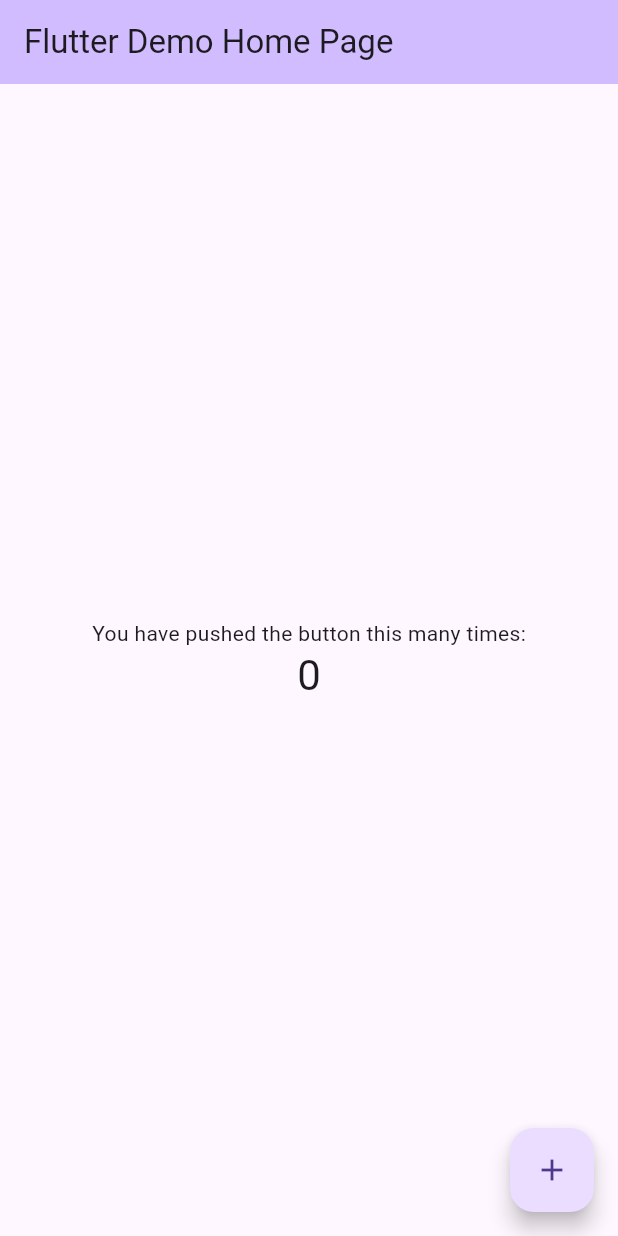
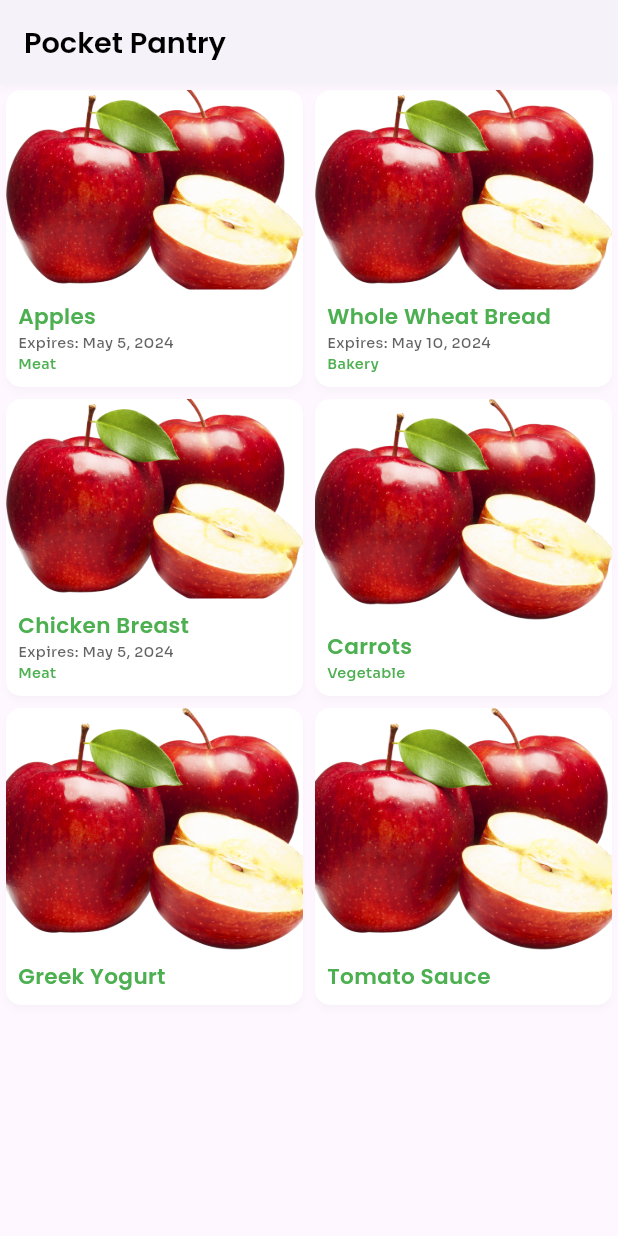
Before and after one commit to manthan-chauhan-17/pocket-pantry-frontend, a Flutter app: the screen it shows after launch, on a phone screen of 412 x 824 dp. Run offline on Flutter 3.47's test engine with Material 3 defaults, Android fonts, the phone set to English and light mode, and no system bars; our stand-ins replace dio, google_fonts, retrofit; generated files the repository leaves out were written again; network calls fail.

Commit message:
--stable-- retrofit added healthcheck api done, and other theme file and demo home screen file done

```diff
--- a/lib/colors.dart
+++ b/lib/colors.dart
@@ -1 +1,30 @@
 // Add colors as needed
+import 'package:flutter/material.dart';
+
+class AppColors {
+  // Primary Theme Colors
+  static const Color primary = Color(0xFF4CAF50); // Fresh green
+  static const Color secondary = Color(0xFFFFA726); // Warm orange
+  static const Color accent = Color(0xFF26C6DA); // Soft teal
+
+  // Light Theme
+  static const Color lightBackground = Color(0xFFFDFDFD); // Near white
+  static const Color lightSurface = Color(0xFFFFFFFF); // True white
+  static const Color lightText = Color(0xFF212121); // Deep black
+  static const Color lightIcon = Color(0xFF616161); // Medium grey
+
+  // Dark Theme
+  static const Color darkBackground = Color(0xFF121212); // Charcoal
+  static const Color darkSurface = Color(0xFF1E1E1E); // Darker surface
+  static const Color darkText = Color(0xFFF5F5F5); // Soft white
+  static const Color darkIcon = Color(0xFFBDBDBD); // Light grey
+
+  // Feedback Colors
+  static const Color success = Color(0xFF66BB6A); // Green
+  static const Color warning = Color(0xFFFFCA28); // Amber
+  static const Color error = Color(0xFFEF5350); // Red
+
+  // Shadows & Borders
+  static const Color shadow = Color(0x1A000000); // Light black shadow
+  static const Color divider = Color(0xFFE0E0E0); // Grey divider
+}
--- a/lib/main.dart
+++ b/lib/main.dart
@@ -1,6 +1,9 @@
 import 'package:flutter/material.dart';
+import 'package:pocket_pantry_frontend/screens/home_screen.dart';
+import 'package:pocket_pantry_frontend/services/api_service/api/api.dart';
 
 void main() {
+  Api.checkHealthApi();
   runApp(const MyApp());
 }
 
@@ -11,96 +14,9 @@
   @override
   Widget build(BuildContext context) {
     return MaterialApp(
+      debugShowCheckedModeBanner: false,
       title: 'Pocket Pantry',
-      home: const MyHomePage(title: 'Flutter Demo Home Page'),
+      home: HomeScreen(),
     );
   }
 }
-
-class MyHomePage extends StatefulWidget {
-  const MyHomePage({super.key, required this.title});
-
-  // This widget is the home page of your application. It is stateful, meaning
-  // that it has a State object (defined below) that contains fields that affect
-  // how it looks.
-
-  // This class is the configuration for the state. It holds the values (in this
-  // case the title) provided by the parent (in this case the App widget) and
-  // used by the build method of the State. Fields in a Widget subclass are
-  // always marked "final".
-
-  final String title;
-
-  @override
-  State<MyHomePage> createState() => _MyHomePageState();
-}
-
-class _MyHomePageState extends State<MyHomePage> {
-  int _counter = 0;
-
-  void _incrementCounter() {
-    setState(() {
-      // This call to setState tells the Flutter framework that something has
-      // changed in this State, which causes it to rerun the build method below
-      // so that the display can reflect the updated values. If we changed
-      // _counter without calling setState(), then the build method would not be
-      // called again, and so nothing would appear to happen.
-      _counter++;
-    });
-  }
-
-  @override
-  Widget build(BuildContext context) {
-    // This method is rerun every time setState is called, for instance as done
-    // by the _incrementCounter method above.
-    //
-    // The Flutter framework has been optimized to make rerunning build methods
-    // fast, so that you can just rebuild anything that needs updating rather
-    // than having to individually change instances of widgets.
-    return Scaffold(
-      appBar: AppBar(
-        // TRY THIS: Try changing the color here to a specific color (to
-        // Colors.amber, perhaps?) and trigger a hot reload to see the AppBar
-        // change color while the other colors stay the same.
-        backgroundColor: Theme.of(context).colorScheme.inversePrimary,
-        // Here we take the value from the MyHomePage object that was created by
-        // the App.build method, and use it to set our appbar title.
-        title: Text(widget.title),
-      ),
-      body: Center(
-        // Center is a layout widget. It takes a single child and positions it
-        // in the middle of the parent.
-        child: Column(
-          // Column is also a layout widget. It takes a list of children and
-          // arranges them vertically. By default, it sizes itself to fit its
-          // children horizontally, and tries to be as tall as its parent.
-          //
-          // Column has various properties to control how it sizes itself and
-          // how it positions its children. Here we use mainAxisAlignment to
-          // center the children vertically; the main axis here is the vertical
-          // axis because Columns are vertical (the cross axis would be
-          // horizontal).
-          //
-          // TRY THIS: Invoke "debug painting" (choose the "Toggle Debug Paint"
-          // action in the IDE, or press "p" in the console), to see the
-          // wireframe for each widget.
-          mainAxisAlignment: MainAxisAlignment.center,
-          children: <Widget>[
-            const Text(
-              'You have pushed the button this many times:',
-            ),
-            Text(
-              '$_counter',
-              style: Theme.of(context).textTheme.headlineMedium,
-            ),
-          ],
-        ),
-      ),
-      floatingActionButton: FloatingActionButton(
-        onPressed: _incrementCounter,
-        tooltip: 'Increment',
-        child: const Icon(Icons.add),
-      ), // This trailing comma makes auto-formatting nicer for build methods.
-    );
-  }
-}
--- /dev/null
+++ b/lib/screens/home_screen.dart
@@ -0,0 +1,172 @@
+import 'package:flutter/material.dart';
+import 'package:pocket_pantry_frontend/typography.dart';
+import 'package:pocket_pantry_frontend/colors.dart';
+
+class HomeScreen extends StatefulWidget {
+  const HomeScreen({super.key});
+
+  @override
+  State<HomeScreen> createState() => _HomeScreenState();
+}
+
+class _HomeScreenState extends State<HomeScreen> {
+  // Sample data for the grocery items
+  final List<Map<String, dynamic>> groceryItems = [
+    {
+      'image': 'assets/images/apples.png',
+      'title': 'Apples',
+      'expires': 'May 5, 2024',
+      'category': 'Meat',
+      'span': 1, // Smaller tile
+    },
+    {
+      'image': 'assets/images/apples.png',
+      'title': 'Whole Wheat Bread',
+      'expires': 'May 10, 2024',
+      'category': 'Bakery',
+      'span': 2, // Larger tile
+    },
+    {
+      'image': 'assets/images/apples.png',
+      'title': 'Chicken Breast',
+      'expires': 'May 5, 2024',
+      'category': 'Meat',
+      'span': 1,
+    },
+    {
+      'image': 'assets/images/apples.png',
+      'title': 'Carrots',
+      'expires': '',
+      'category': 'Vegetable',
+      'span': 1,
+    },
+    {
+      'image': 'assets/images/apples.png',
+      'title': 'Greek Yogurt',
+      'expires': '',
+      'category': '',
+      'span': 1,
+    },
+    {
+      'image': 'assets/images/apples.png',
+      'title': 'Tomato Sauce',
+      'expires': '',
+      'category': '',
+      'span': 1,
+    },
+  ];
+
+  @override
+  Widget build(BuildContext context) {
+    return Scaffold(
+      appBar: AppBar(
+        title: Text(
+          'Pocket Pantry',
+          style: AppTextTheme.getLightTextTheme(context).headlineLarge,
+        ),
+        backgroundColor: AppColors.lightSurface,
+        elevation: 2,
+        shadowColor: AppColors.shadow,
+      ),
+      body: GridView.builder(
+        itemCount: groceryItems.length,
+        shrinkWrap: true,
+        gridDelegate:
+            SliverGridDelegateWithFixedCrossAxisCount(crossAxisCount: 2),
+        itemBuilder: (context, index) {
+          final item = groceryItems[index];
+          return GroceryTile(
+            image: item['image'],
+            title: item['title'],
+            expires: item['expires'],
+            category: item['category'],
+          );
+        },
+      ),
+    );
+  }
+}
+
+class GroceryTile extends StatelessWidget {
+  final String image;
+  final String title;
+  final String expires;
+  final String category;
+
+  const GroceryTile({
+    required this.image,
+    required this.title,
+    required this.expires,
+    required this.category,
+  });
+
+  @override
+  Widget build(BuildContext context) {
+    final textTheme = AppTextTheme.getLightTextTheme(context);
+
+    return Card(
+      elevation: 2,
+      shape: RoundedRectangleBorder(
+        borderRadius: BorderRadius.circular(10),
+      ),
+      color: AppColors.lightSurface,
+      shadowColor: AppColors.shadow,
+      child: Column(
+        crossAxisAlignment: CrossAxisAlignment.start,
+        children: [
+          Expanded(
+            child: ClipRRect(
+              borderRadius:
+                  const BorderRadius.vertical(top: Radius.circular(10)),
+              child: Image.asset(
+                image,
+                fit: BoxFit.cover,
+                width: double.infinity,
+                errorBuilder: (context, error, stackTrace) {
+                  return Container(
+                    color: AppColors.divider,
+                    child: const Center(
+                      child: Icon(
+                        Icons.broken_image,
+                        color: AppColors.lightIcon,
+                        size: 40,
+                      ),
+                    ),
+                  );
+                },
+              ),
+            ),
+          ),
+          Padding(
+            padding: const EdgeInsets.all(8.0),
+            child: Column(
+              crossAxisAlignment: CrossAxisAlignment.start,
+              children: [
+                Text(
+                  title,
+                  style: textTheme.titleLarge?.copyWith(
+                    color: AppColors.primary,
+                  ),
+                ),
+                if (expires.isNotEmpty)
+                  Text(
+                    'Expires: $expires',
+                    style: textTheme.labelLarge?.copyWith(
+                      color: AppColors.lightText.withOpacity(0.7),
+                    ),
+                  ),
+                if (category.isNotEmpty)
+                  Text(
+                    category,
+                    style: textTheme.labelLarge?.copyWith(
+                      color: AppColors.primary,
+                    ),
+                  ),
+              ],
+            ),
+          ),
+        ],
+      ),
+    );
+  }
+}
--- /dev/null
+++ b/lib/typography.dart
@@ -0,0 +1,96 @@
+import 'package:flutter/material.dart';
+import 'package:google_fonts/google_fonts.dart';
+import 'package:pocket_pantry_frontend/responsive.dart';
+
+class AppTextTheme {
+  static TextTheme getLightTextTheme(BuildContext context) {
+    final scale = getResponsiveText(context);
+
+    return TextTheme(
+      // for large headings
+      // e.g. for titles, large headings
+      displayLarge: GoogleFonts.poppins(
+        fontSize: 32 * scale,
+        fontWeight: FontWeight.bold,
+        color: Colors.black,
+      ),
+      headlineLarge: GoogleFonts.poppins(
+        fontSize: 24 * scale,
+        fontWeight: FontWeight.w600,
+        color: Colors.black,
+      ),
+      headlineMedium: GoogleFonts.poppins(
+        fontSize: 20 * scale,
+        fontWeight: FontWeight.w600,
+        color: Colors.black87,
+      ),
+      titleLarge: GoogleFonts.poppins(
+        fontSize: 18 * scale,
+        fontWeight: FontWeight.w600,
+        color: Colors.black87,
+      ),
+      // for body text
+      // e.g. for paragraphs, body text
+      bodyLarge: GoogleFonts.inter(
+        fontSize: 16 * scale,
+        fontWeight: FontWeight.normal,
+        color: Colors.black87,
+      ),
+      bodyMedium: GoogleFonts.inter(
+        fontSize: 14 * scale,
+        fontWeight: FontWeight.normal,
+        color: Colors.black54,
+      ),
+      // for labels
+      // e.g. for buttons, labels
+      // e.g. for captions, small text
+      labelLarge: GoogleFonts.sora(
+        fontSize: 12 * scale,
+        fontWeight: FontWeight.w500,
+        color: Colors.black54,
+      ),
+    );
+  }
+
+  static TextTheme getDarkTextTheme(BuildContext context) {
+    final scale = getResponsiveText(context);
+
+    return TextTheme(
+      displayLarge: GoogleFonts.poppins(
+        fontSize: 32 * scale,
+        fontWeight: FontWeight.bold,
+        color: Colors.white,
+      ),
+      headlineLarge: GoogleFonts.poppins(
+        fontSize: 24 * scale,
+        fontWeight: FontWeight.w600,
+        color: Colors.white,
+      ),
+      headlineMedium: GoogleFonts.poppins(
+        fontSize: 20 * scale,
+        fontWeight: FontWeight.w600,
+        color: Colors.white70,
+      ),
+      titleLarge: GoogleFonts.poppins(
+        fontSize: 18 * scale,
+        fontWeight: FontWeight.w600,
+        color: Colors.white70,
+      ),
+      bodyLarge: GoogleFonts.inter(
+        fontSize: 16 * scale,
+        fontWeight: FontWeight.normal,
+        color: Colors.white70,
+      ),
+      bodyMedium: GoogleFonts.inter(
+        fontSize: 14 * scale,
+        fontWeight: FontWeight.normal,
+        color: Colors.white60,
+      ),
+      labelLarge: GoogleFonts.sora(
+        fontSize: 12 * scale,
+        fontWeight: FontWeight.w500,
+        color: Colors.white60,
+      ),
+    );
+  }
+}
```
Also changed, not shown: lib/services/api_service/api/api.dart (added, +13 -0 lines), lib/services/api_service/retorfit/injection.dart (added, +40 -0 lines), lib/services/api_service/retorfit/rest_client.dart (added, +12 -0 lines), pubspec.yaml (+8 -2 lines), assets/images/apples.png (added), lib/services/api_service/api/api_helper.dart (added), pubspec.lock, 4 other files.
